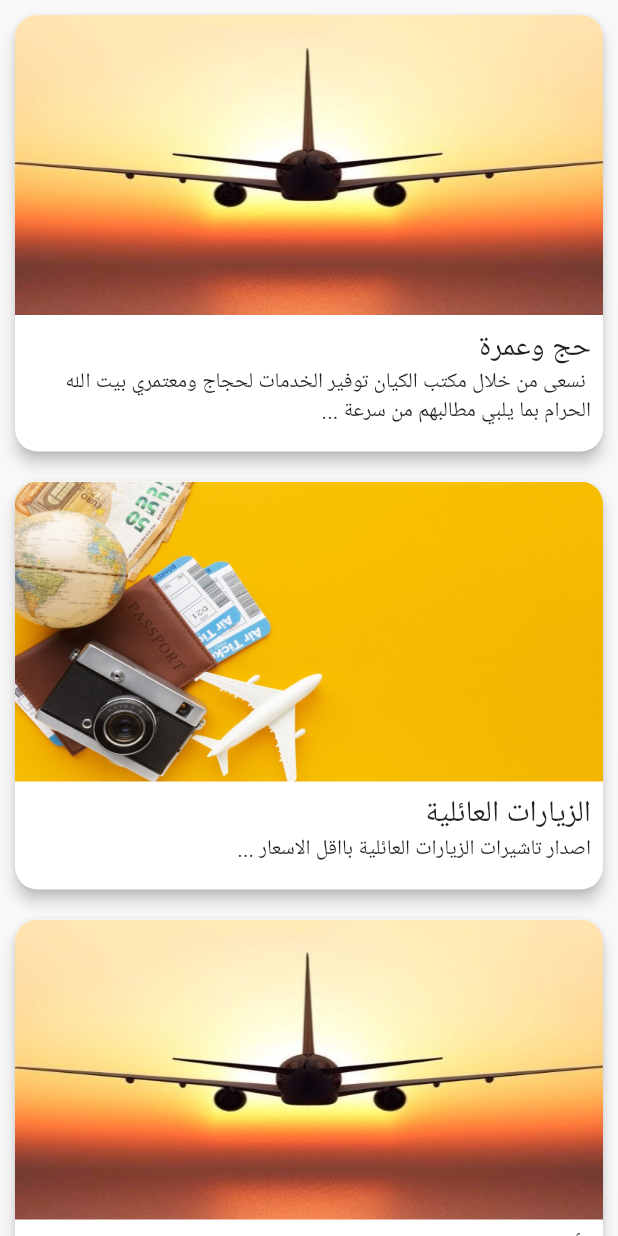
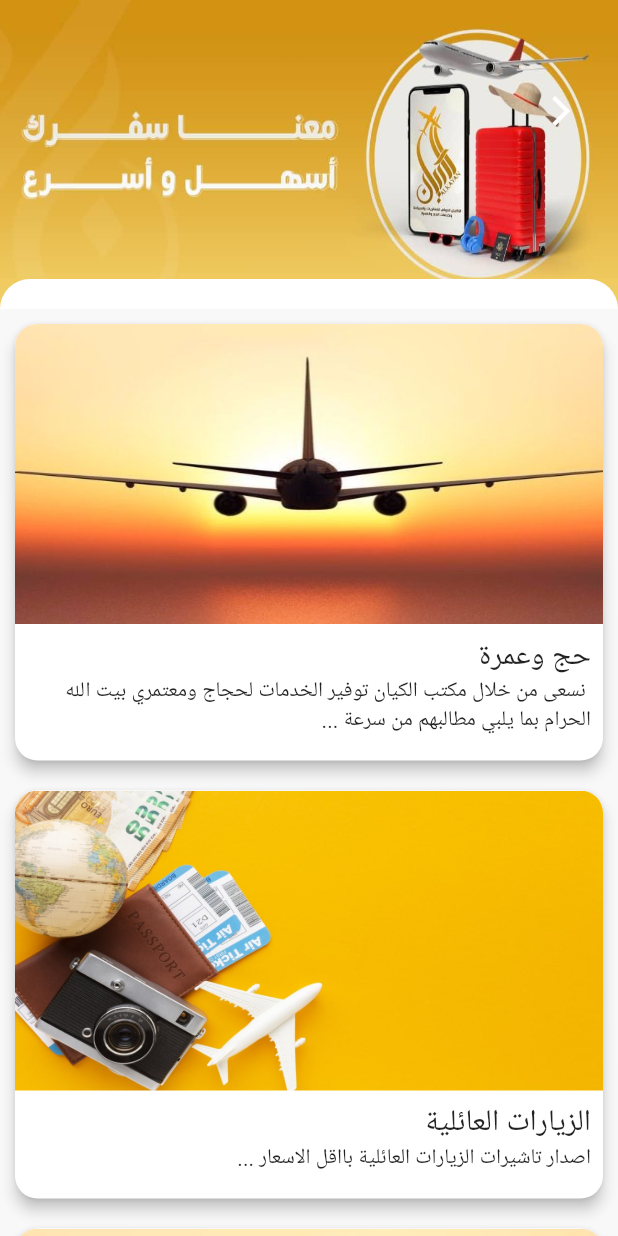
Before and after one commit to yusefHajeb/Al-Kayan-Travel-Application, a Flutter app: the SrvessScreen screen opened by its route, on a phone screen of 412 x 824 dp. Run offline on Flutter 3.47's test engine with Material 2 defaults, Android fonts, the phone set to English and light mode, and no system bars; our stand-ins replace animated_text_kit, curved_navigation_bar, flutter_staggered_animations, google_nav_bar, page_transition, progress_state_button and 1 more.

Commit message:
shadaw to wiget in servece page

```diff
--- a/lib/screen/sirvece_screen.dart
+++ b/lib/screen/sirvece_screen.dart
@@ -3,6 +3,7 @@ import 'package:page_transition/page_transition.dart';
 // import 'package:yah_app/screen/first_screen.dart';
 import 'package:yah_app/screen/sirvec_page.dart';
 import 'dealetes.dart';
+import 'first_screen.dart';
 
 class SrvessScreen extends StatelessWidget {
   static const routeName = 'servece_screen';
@@ -25,31 +26,60 @@ class SrvessScreen extends StatelessWidget {
     );
   }
 
-  // Widget buildContent(Widget child) {
-  //   return Container(
-  //       padding: EdgeInsets.all(20),
-  //       decoration: BoxDecoration(
-  //         color: Colors.white10,
-  //         borderRadius: BorderRadius.circular(12),
-  //         border:
-  //             BoxBorder.lerp(Border.all(width: 1.0), Border.all(width: 1.0), 3),
-  //       ),
-  //       margin: EdgeInsets.all(10),
-  //       height: 200,
-  //       width: 300,
-  //       child: child);
-  // }
-
   @override
   Widget build(BuildContext context) {
     // final mealId = ModalRoute.of(context)?.settings.arguments;
     // final selectedMeal = DUMMY_MEALS.firstWhere((meal) => mealId == meal.id);
-
+    var size = MediaQuery.of(context).size;
     return Scaffold(
       body: SingleChildScrollView(
         scrollDirection: Axis.vertical,
         child: Column(
           children: [
+            Stack(children: <Widget>[
+              Container(
+                height: size.height / 4,
+                width: double.infinity,
+                child: Image.asset(
+                  "assest/image/airplane1.jpg",
+                  fit: BoxFit.fill,
+                ),
+                // margin: EdgeInsets.all(20),
+                decoration: BoxDecoration(
+                    // color: Color.fromRGBO(255, 189, 0, 1),
+                    borderRadius: BorderRadius.only(
+                        bottomLeft: Radius.circular(50),
+                        bottomRight: Radius.circular(50))),
+              ),
+              Positioned(
+                top: 50,
+                right: 20,
+                child: IconButton(
+                  onPressed: () {
+                    Navigator.popAndPushNamed(context, '/');
+                  },
+                  icon: Icon(
+                    Icons.arrow_back_ios,
+                    color: Colors.white,
+                  ),
+                ),
+              ),
+              Positioned(
+                left: 0,
+                right: 0,
+                bottom: 0,
+                height: 20,
+                child: Container(
+                  decoration: BoxDecoration(
+                    color: Colors.white,
+                    borderRadius: BorderRadius.only(
+                      topLeft: Radius.circular(25.0),
+                      topRight: Radius.circular(25.0),
+                    ),
+                  ),
+                ),
+              ),
+            ]),
             SizedBox(
               height: MediaQuery.of(context).size.height,
               child: ListView.builder(
@@ -58,15 +88,6 @@ class SrvessScreen extends StatelessWidget {
                   return InkWell(
                     onTap: () {
                       showService(ctx, index);
-                      // Navigator.push(
-                      //   context,
-                      //   MaterialPageRoute(
-                      //     builder: (context) => Container(child: PageService()),
-                      //     settings: RouteSettings(
-                      //       arguments: index,
-                      //     ),
-                      //   ),
-                      // );
                     },
                     child: Card(
                       shape: RoundedRectangleBorder(
```
